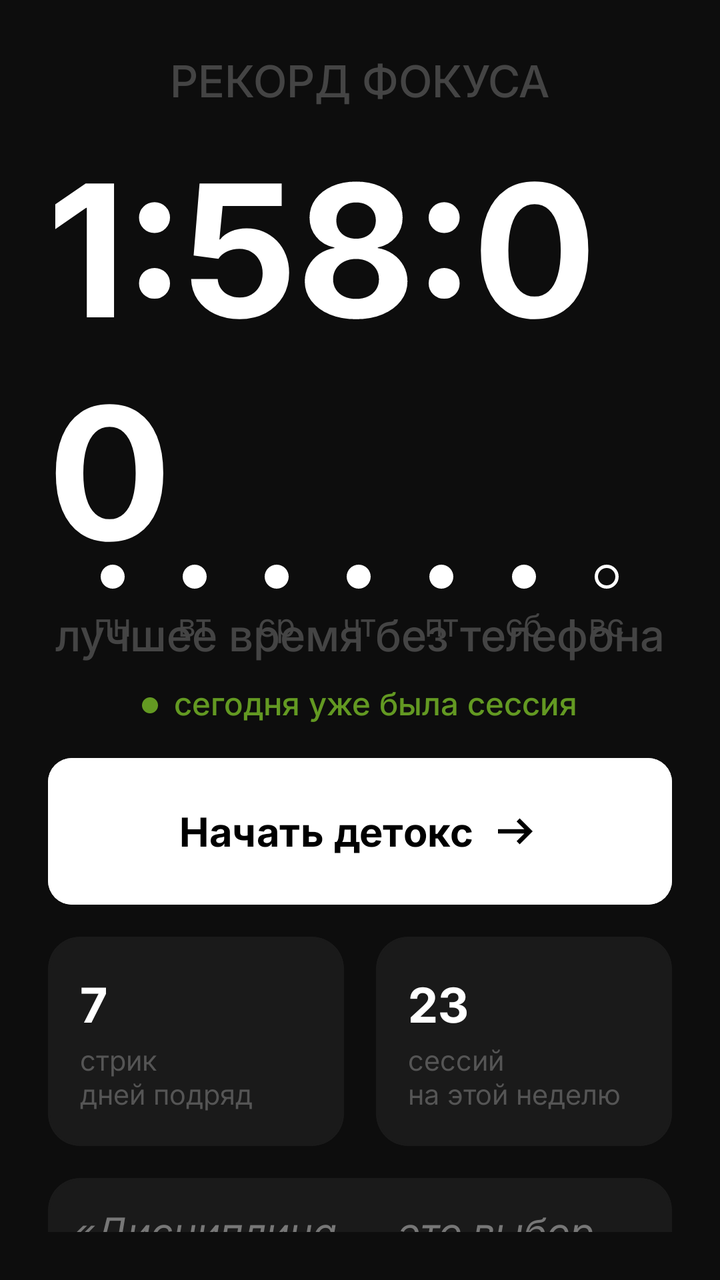
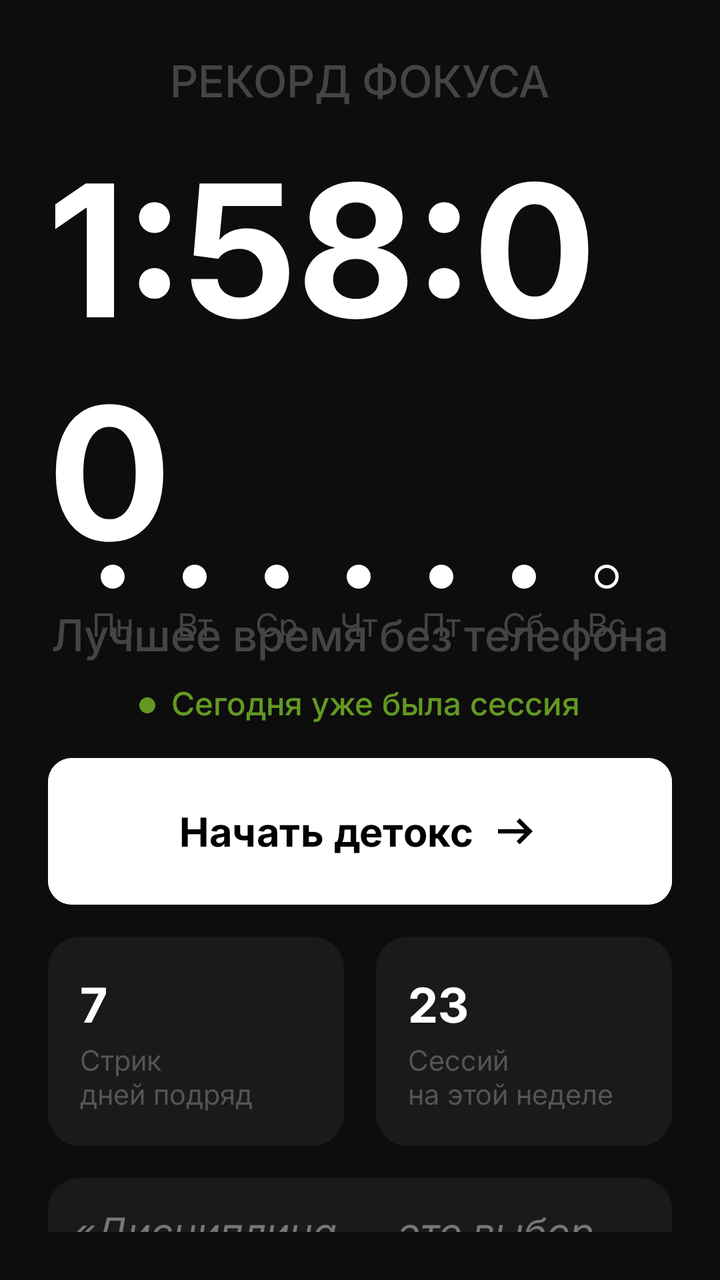

Compare the two renders of this Android layout. The source of the first and the diff that turns it into the second are given below.
<!-- AndroidManifest.xml: application theme Theme.BoredomFocus -->
<!-- res/layout/fragment_home.xml -->
<?xml version="1.0" encoding="utf-8"?>
<androidx.constraintlayout.widget.ConstraintLayout xmlns:android="http://schemas.android.com/apk/res/android"
    xmlns:app="http://schemas.android.com/apk/res-auto"
    xmlns:tools="http://schemas.android.com/tools"
    android:id="@+id/homeContent"
    android:layout_width="match_parent"
    android:layout_height="match_parent"
    android:background="#0D0D0D"
    android:padding="24dp"
    tools:context=".feature.home.presentation.HomeFragment">

    <TextView
        android:id="@+id/tvStreak1"
        android:layout_width="wrap_content"
        android:layout_height="wrap_content"
        android:fontFamily="@font/inter_medium"
        android:text="рекорд фокуса"
        android:textAllCaps="true"
        android:textColor="#444444"
        android:textSize="22sp"
        app:layout_constraintBottom_toTopOf="@+id/tvStreak2"
        app:layout_constraintEnd_toEndOf="parent"
        app:layout_constraintHorizontal_bias="0.5"
        app:layout_constraintStart_toStartOf="parent"
        app:layout_constraintTop_toTopOf="parent" />

    <TextView
        android:id="@+id/tvStreak2"
        android:layout_width="wrap_content"
        android:layout_height="wrap_content"
        android:fontFamily="@font/inter_bold"
        android:text="1:58:00"
        android:textColor="@color/white"
        android:textSize="92sp"
        app:layout_constraintBottom_toTopOf="@+id/tvStreak3"
        app:layout_constraintEnd_toEndOf="parent"
        app:layout_constraintHorizontal_bias="0.5"
        app:layout_constraintStart_toStartOf="parent"
        app:layout_constraintTop_toBottomOf="@+id/tvStreak1" />

    <TextView
        android:id="@+id/tvStreak3"
        android:layout_width="wrap_content"
        android:layout_height="wrap_content"
        android:fontFamily="@font/inter_medium"
        android:paddingBottom="12dp"
        android:text="лучшее время без телефона"
        android:textColor="#444444"
        android:textSize="22sp"
        app:layout_constraintEnd_toEndOf="parent"
        app:layout_constraintHorizontal_bias="0.5"
        app:layout_constraintStart_toStartOf="parent"
        app:layout_constraintTop_toBottomOf="@+id/tvStreak2" />

    <LinearLayout
        android:id="@+id/cardWeek"
        android:layout_width="match_parent"
        android:layout_height="wrap_content"
        android:orientation="horizontal"
        android:padding="12dp"
        app:layout_constraintBottom_toTopOf="@+id/line1"
        app:layout_constraintEnd_toEndOf="parent"
        app:layout_constraintHorizontal_bias="0.5"
        app:layout_constraintStart_toStartOf="parent"
        app:layout_constraintTop_toBottomOf="@+id/tvStreak3">

        <LinearLayout
            android:layout_width="0dp"
            android:layout_height="wrap_content"
            android:layout_weight="1"
            android:gravity="center"
            android:orientation="vertical">

            <View
                android:id="@+id/viewMonday"
                android:layout_width="12dp"
                android:layout_height="12dp"
                android:background="@drawable/circle_filled" />

            <TextView
                android:layout_width="wrap_content"
                android:layout_height="wrap_content"
                android:layout_marginTop="6dp"
                android:fontFamily="@font/inter_regular"
                android:text="пн"
                android:textColor="#444444"
                android:textSize="16sp" />

        </LinearLayout>

        <LinearLayout
            android:layout_width="0dp"
            android:layout_height="wrap_content"
            android:layout_weight="1"
            android:gravity="center"
            android:orientation="vertical">

            <View
                android:id="@+id/viewTuesday"
                android:layout_width="12dp"
                android:layout_height="12dp"
                android:background="@drawable/circle_filled" />

            <TextView
                android:layout_width="wrap_content"
                android:layout_height="wrap_content"
                android:layout_marginTop="6dp"
                android:fontFamily="@font/inter_regular"
                android:text="вт"
                android:textColor="#444444"
                android:textSize="16sp" />

        </LinearLayout>

        <LinearLayout
            android:layout_width="0dp"
            android:layout_height="wrap_content"
            android:layout_weight="1"
            android:gravity="center"
            android:orientation="vertical">

            <View
                android:id="@+id/viewWednesday"
                android:layout_width="12dp"
                android:layout_height="12dp"
                android:background="@drawable/circle_filled" />

            <TextView
                android:layout_width="wrap_content"
                android:layout_height="wrap_content"
                android:layout_marginTop="6dp"
                android:fontFamily="@font/inter_regular"
                android:text="ср"
                android:textColor="#444444"
                android:textSize="16sp" />

        </LinearLayout>

        <LinearLayout
            android:layout_width="0dp"
            android:layout_height="wrap_content"
            android:layout_weight="1"
            android:gravity="center"
            android:orientation="vertical">

            <View
                android:id="@+id/viewThursday"
                android:layout_width="12dp"
                android:layout_height="12dp"
                android:background="@drawable/circle_filled" />

            <TextView
                android:layout_width="wrap_content"
                android:layout_height="wrap_content"
                android:layout_marginTop="6dp"
                android:fontFamily="@font/inter_regular"
                android:text="чт"
                android:textColor="#444444"
                android:textSize="16sp" />

        </LinearLayout>

        <LinearLayout
            android:layout_width="0dp"
            android:layout_height="wrap_content"
            android:layout_weight="1"
            android:gravity="center"
            android:orientation="vertical">

            <View
                android:id="@+id/viewFriday"
                android:layout_width="12dp"
                android:layout_height="12dp"
                android:background="@drawable/circle_filled" />

            <TextView
                android:layout_width="wrap_content"
                android:layout_height="wrap_content"
                android:layout_marginTop="6dp"
                android:fontFamily="@font/inter_regular"
                android:text="пт"
                android:textColor="#444444"
                android:textSize="16sp" />

        </LinearLayout>

        <LinearLayout
            android:layout_width="0dp"
            android:layout_height="wrap_content"
            android:layout_weight="1"
            android:gravity="center"
            android:orientation="vertical">

            <View
                android:id="@+id/viewSaturday"
                android:layout_width="12dp"
                android:layout_height="12dp"
                android:background="@drawable/circle_filled" />

            <TextView
                android:layout_width="wrap_content"
                android:layout_height="wrap_content"
                android:layout_marginTop="6dp"
                android:fontFamily="@font/inter_regular"
                android:text="сб"
                android:textColor="#444444"
                android:textSize="16sp" />

        </LinearLayout>

        <LinearLayout
            android:layout_width="0dp"
            android:layout_height="wrap_content"
            android:layout_weight="1"
            android:gravity="center"
            android:orientation="vertical">

            <View
                android:id="@+id/viewSunday"
                android:layout_width="12dp"
                android:layout_height="12dp"
                android:background="@drawable/circle_empty" />

            <TextView
                android:layout_width="wrap_content"
                android:layout_height="wrap_content"
                android:layout_marginTop="6dp"
                android:fontFamily="@font/inter_regular"
                android:text="вс"
                android:textColor="#444444"
                android:textSize="16sp" />

        </LinearLayout>

    </LinearLayout>

    <androidx.constraintlayout.widget.Guideline
        android:id="@+id/line1"
        android:layout_width="match_parent"
        android:layout_height="match_parent"
        android:orientation="horizontal"
        app:layout_constraintGuide_percent="0.40" />

    <View
        android:id="@+id/viewStreakCounted"
        android:layout_width="8dp"
        android:layout_height="8dp"
        android:layout_marginTop="3dp"
        android:background="@drawable/circle_filled_green"
        app:layout_constraintBottom_toBottomOf="@+id/tvStreakCounted"
        app:layout_constraintEnd_toStartOf="@+id/tvStreakCounted"
        app:layout_constraintHorizontal_bias="0.5"
        app:layout_constraintHorizontal_chainStyle="packed"
        app:layout_constraintStart_toStartOf="parent"
        app:layout_constraintTop_toTopOf="@+id/tvStreakCounted" />

    <TextView
        android:id="@+id/tvStreakCounted"
        android:layout_width="wrap_content"
        android:layout_height="wrap_content"
        android:layout_marginStart="8dp"
        android:layout_marginTop="4dp"
        android:fontFamily="@font/inter_medium"
        android:text="сегодня уже была сессия"
        android:textColor="#639922"
        android:textSize="16sp"
        app:layout_constraintEnd_toEndOf="parent"
        app:layout_constraintHorizontal_bias="0.5"
        app:layout_constraintStart_toEndOf="@+id/viewStreakCounted"
        app:layout_constraintTop_toBottomOf="@+id/cardWeek" />

    <com.google.android.material.button.MaterialButton
        android:id="@+id/btnStartDetox"
        android:layout_width="match_parent"
        android:layout_height="wrap_content"
        android:backgroundTint="@color/white"
        android:fontFamily="@font/inter_bold"
        android:padding="22dp"
        android:text="Начать детокс"
        android:textColor="@color/black"
        android:textSize="20sp"
        android:layout_marginTop="12dp"
        app:cornerRadius="12dp"
        app:icon="@drawable/ic_arrow_right"
        app:iconGravity="textEnd"
        app:iconTint="@color/black"
        app:iconSize="26dp"
        app:layout_constraintBottom_toTopOf="@+id/cardRecord"
        app:layout_constraintEnd_toEndOf="parent"
        app:layout_constraintHorizontal_bias="0.5"
        app:layout_constraintStart_toStartOf="parent"
        app:layout_constraintTop_toBottomOf="@+id/tvStreakCounted" />

    <com.google.android.material.card.MaterialCardView
        android:id="@+id/cardRecord"
        android:layout_width="0dp"
        android:layout_height="wrap_content"
        android:layout_marginRight="8dp"
        android:layout_marginTop="12dp"
        app:cardBackgroundColor="#1A1A1A"
        app:cardCornerRadius="16dp"
        app:layout_constraintEnd_toStartOf="@+id/cardSession"
        app:layout_constraintHorizontal_bias="0.5"
        app:layout_constraintHorizontal_weight="1"
        app:layout_constraintStart_toStartOf="parent"
        app:layout_constraintTop_toBottomOf="@+id/btnStartDetox"
        app:strokeColor="#1A1A1A">

        <LinearLayout
            android:id="@+id/llRecord"
            android:layout_width="match_parent"
            android:layout_height="match_parent"
            android:orientation="vertical"
            android:padding="16dp">

            <TextView
                android:id="@+id/tvStreakCount"
                android:layout_width="wrap_content"
                android:layout_height="wrap_content"
                android:fontFamily="@font/inter_bold"
                android:text="7"
                android:textColor="@color/white"
                android:textSize="24sp" />

            <TextView
                android:layout_width="wrap_content"
                android:layout_height="wrap_content"
                android:fontFamily="@font/inter_regular"
                android:text="стрик\nдней подряд"
                android:textColor="#555555"
                android:textSize="14sp" />
        </LinearLayout>

    </com.google.android.material.card.MaterialCardView>

    <com.google.android.material.card.MaterialCardView
        android:id="@+id/cardSession"
        android:layout_width="0dp"
        android:layout_height="wrap_content"
        android:layout_marginLeft="8dp"
        app:cardBackgroundColor="#1A1A1A"
        app:cardCornerRadius="16dp"
        android:layout_marginTop="12dp"
        app:layout_constraintEnd_toEndOf="parent"
        app:layout_constraintHorizontal_bias="0.5"
        app:layout_constraintHorizontal_weight="1"
        app:layout_constraintStart_toEndOf="@+id/cardRecord"
        app:layout_constraintTop_toBottomOf="@+id/btnStartDetox"
        app:strokeColor="#1A1A1A">

        <LinearLayout
            android:id="@+id/llSession"
            android:layout_width="match_parent"
            android:layout_height="match_parent"
            android:orientation="vertical"
            android:padding="16dp">

            <TextView
                android:id="@+id/tvSessionCount"
                android:layout_width="wrap_content"
                android:layout_height="wrap_content"
                android:fontFamily="@font/inter_bold"
                android:text="23"
                android:textColor="@color/white"
                android:textSize="24sp" />

            <TextView
                android:layout_width="wrap_content"
                android:layout_height="wrap_content"
                android:fontFamily="@font/inter_regular"
                android:text="сессий\nна этой неделю"
                android:textColor="#555555"
                android:textSize="14sp" />
        </LinearLayout>

    </com.google.android.material.card.MaterialCardView>

    <com.google.android.material.card.MaterialCardView
        android:id="@+id/cardQuote"
        android:layout_width="match_parent"
        android:layout_height="wrap_content"
        app:cardBackgroundColor="#1A1A1A"
        app:cardCornerRadius="16dp"
        android:layout_marginTop="16dp"
        app:layout_constraintEnd_toEndOf="parent"
        app:layout_constraintHorizontal_bias="0.5"
        app:layout_constraintStart_toStartOf="parent"
        app:layout_constraintTop_toBottomOf="@+id/cardSession"
        app:strokeColor="#1A1A1A">

        <LinearLayout
            android:id="@+id/llQuote"
            android:layout_width="match_parent"
            android:layout_height="match_parent"
            android:orientation="vertical"
            android:padding="12dp">

            <TextView
                android:layout_width="wrap_content"
                android:layout_height="wrap_content"
                android:fontFamily="@font/inter_italic"
                android:text="\«Дисциплина — это выбор между тем, чего хочешь сейчас, и тем, чего хочешь больше всего\»"
                android:textColor="#777777"
                android:textSize="20sp" />

            <TextView
                android:layout_width="wrap_content"
                android:layout_height="wrap_content"
                android:fontFamily="@font/inter_regular"
                android:text="— Авраам Линкольн"
                android:textColor="#555555"
                android:textSize="14sp" />
        </LinearLayout>

    </com.google.android.material.card.MaterialCardView>

    <androidx.constraintlayout.widget.Guideline
        android:id="@+id/line3"
        android:layout_width="match_parent"
        android:layout_height="match_parent"
        android:orientation="horizontal"
        app:layout_constraintGuide_percent="0.90" />

</androidx.constraintlayout.widget.ConstraintLayout>
<!-- resources referenced by this layout -->
<resources>
  <color name="black">#FF000000</color>
  <color name="white">#FFFFFFFF</color>
  <!-- drawable circle_empty (drawable) -->
  <?xml version="1.0" encoding="utf-8"?>
  <shape xmlns:android="http://schemas.android.com/apk/res/android" android:shape="oval">
      <stroke android:width="1.5dp" android:color="#FFFFFF"/>
      <size android:height="16dp" android:width="16dp"/>
  </shape>
  <!-- drawable circle_filled (drawable) -->
  <?xml version="1.0" encoding="utf-8"?>
  <shape xmlns:android="http://schemas.android.com/apk/res/android"
      android:shape="oval">
      <solid android:color="#FFFFFF"/>
      <size android:height="12dp" android:width="12dp"/>
  </shape>
  <!-- drawable circle_filled_green (drawable) -->
  <?xml version="1.0" encoding="utf-8"?>
  <shape xmlns:android="http://schemas.android.com/apk/res/android" android:shape="oval">
      <solid android:color="#639922"/>
      <size android:height="12dp" android:width="12dp"/>
  </shape>
  <!-- drawable ic_arrow_right (drawable) -->
  <vector xmlns:android="http://schemas.android.com/apk/res/android" android:autoMirrored="true" android:height="24dp" android:tint="#000000" android:viewportHeight="960" android:viewportWidth="960" android:width="24dp">
        
      <path android:fillColor="@android:color/white" android:pathData="M560,720L504,662L646,520L160,520L160,440L646,440L504,298L560,240L800,480L560,720Z"/>
      
  </vector>
  <style name="Theme.BoredomFocus" parent="Base.Theme.BoredomFocus" />
  <style name="Base.Theme.BoredomFocus" parent="Theme.Material3.DayNight.NoActionBar">
  
          <item name="android:windowBackground">#0D0D0D</item>
  
          <item name="android:statusBarColor">#0D0D0D</item>
          <item name="android:navigationBarColor">#0D0D0D</item>
  
          <item name="android:windowLightStatusBar">false</item>
          <item name="android:windowLightNavigationBar" tools:targetApi="o_mr1">false</item>
  
          <item name="android:windowDrawsSystemBarBackgrounds">true</item>
          <item name="android:enforceNavigationBarContrast" tools:targetApi="q">false</item>
  
      </style>
</resources>

<!-- the commit's change to res/layout/fragment_home.xml (unified diff, before → after) -->
@@ -14,7 +14,7 @@
         android:layout_width="wrap_content"
         android:layout_height="wrap_content"
         android:fontFamily="@font/inter_medium"
-        android:text="рекорд фокуса"
+        android:text="@string/home_focus_record"
         android:textAllCaps="true"
         android:textColor="#444444"
         android:textSize="22sp"
@@ -44,7 +44,7 @@
         android:layout_height="wrap_content"
         android:fontFamily="@font/inter_medium"
         android:paddingBottom="12dp"
-        android:text="лучшее время без телефона"
+        android:text="@string/home_best_time_without_phone"
         android:textColor="#444444"
         android:textSize="22sp"
         app:layout_constraintEnd_toEndOf="parent"
@@ -82,7 +82,7 @@
                 android:layout_height="wrap_content"
                 android:layout_marginTop="6dp"
                 android:fontFamily="@font/inter_regular"
-                android:text="пн"
+                android:text="@string/day_mon"
                 android:textColor="#444444"
                 android:textSize="16sp" />
 
@@ -106,7 +106,7 @@
                 android:layout_height="wrap_content"
                 android:layout_marginTop="6dp"
                 android:fontFamily="@font/inter_regular"
-                android:text="вт"
+                android:text="@string/day_tue"
                 android:textColor="#444444"
                 android:textSize="16sp" />
 
@@ -130,7 +130,7 @@
                 android:layout_height="wrap_content"
                 android:layout_marginTop="6dp"
                 android:fontFamily="@font/inter_regular"
-                android:text="ср"
+                android:text="@string/day_wed"
                 android:textColor="#444444"
                 android:textSize="16sp" />
 
@@ -154,7 +154,7 @@
                 android:layout_height="wrap_content"
                 android:layout_marginTop="6dp"
                 android:fontFamily="@font/inter_regular"
-                android:text="чт"
+                android:text="@string/day_thu"
                 android:textColor="#444444"
                 android:textSize="16sp" />
 
@@ -178,7 +178,7 @@
                 android:layout_height="wrap_content"
                 android:layout_marginTop="6dp"
                 android:fontFamily="@font/inter_regular"
-                android:text="пт"
+                android:text="@string/day_fri"
                 android:textColor="#444444"
                 android:textSize="16sp" />
 
@@ -202,7 +202,7 @@
                 android:layout_height="wrap_content"
                 android:layout_marginTop="6dp"
                 android:fontFamily="@font/inter_regular"
-                android:text="сб"
+                android:text="@string/day_sat"
                 android:textColor="#444444"
                 android:textSize="16sp" />
 
@@ -226,7 +226,7 @@
                 android:layout_height="wrap_content"
                 android:layout_marginTop="6dp"
                 android:fontFamily="@font/inter_regular"
-                android:text="вс"
+                android:text="@string/day_sun"
                 android:textColor="#444444"
                 android:textSize="16sp" />
 
@@ -261,7 +261,7 @@
         android:layout_marginStart="8dp"
         android:layout_marginTop="4dp"
         android:fontFamily="@font/inter_medium"
-        android:text="сегодня уже была сессия"
+        android:text="@string/home_session_today"
         android:textColor="#639922"
         android:textSize="16sp"
         app:layout_constraintEnd_toEndOf="parent"
@@ -276,7 +276,7 @@
         android:backgroundTint="@color/white"
         android:fontFamily="@font/inter_bold"
         android:padding="22dp"
-        android:text="Начать детокс"
+        android:text="@string/home_start_detox"
         android:textColor="@color/black"
         android:textSize="20sp"
         android:layout_marginTop="12dp"
@@ -326,7 +326,7 @@
                 android:layout_width="wrap_content"
                 android:layout_height="wrap_content"
                 android:fontFamily="@font/inter_regular"
-                android:text="стрик\nдней подряд"
+                android:text="@string/home_streak_days"
                 android:textColor="#555555"
                 android:textSize="14sp" />
         </LinearLayout>
@@ -368,7 +368,7 @@
                 android:layout_width="wrap_content"
                 android:layout_height="wrap_content"
                 android:fontFamily="@font/inter_regular"
-                android:text="сессий\nна этой неделю"
+                android:text="@string/home_sessions_this_week"
                 android:textColor="#555555"
                 android:textSize="14sp" />
         </LinearLayout>
@@ -399,7 +399,7 @@
                 android:layout_width="wrap_content"
                 android:layout_height="wrap_content"
                 android:fontFamily="@font/inter_italic"
-                android:text="\«Дисциплина — это выбор между тем, чего хочешь сейчас, и тем, чего хочешь больше всего\»"
+                android:text="@string/quote_text"
                 android:textColor="#777777"
                 android:textSize="20sp" />
 
@@ -407,7 +407,7 @@
                 android:layout_width="wrap_content"
                 android:layout_height="wrap_content"
                 android:fontFamily="@font/inter_regular"
-                android:text="— Авраам Линкольн"
+                android:text="@string/quote_author"
                 android:textColor="#555555"
                 android:textSize="14sp" />
         </LinearLayout>
<!-- resource entries referenced after the edit -->
@@ -27,6 +27,21 @@
       <path android:fillColor="@android:color/white" android:pathData="M560,720L504,662L646,520L160,520L160,440L646,440L504,298L560,240L800,480L560,720Z"/>
       
   </vector>
+  <string name="day_fri">Пт</string>
+  <string name="day_mon">Пн</string>
+  <string name="day_sat">Сб</string>
+  <string name="day_sun">Вс</string>
+  <string name="day_thu">Чт</string>
+  <string name="day_tue">Вт</string>
+  <string name="day_wed">Ср</string>
+  <string name="home_best_time_without_phone">Лучшее время без телефона</string>
+  <string name="home_focus_record">Рекорд фокуса</string>
+  <string name="home_session_today">Сегодня уже была сессия</string>
+  <string name="home_sessions_this_week">Сессий\nна этой неделе</string>
+  <string name="home_start_detox">Начать детокс</string>
+  <string name="home_streak_days">Стрик\nдней подряд</string>
+  <string name="quote_author">— Авраам Линкольн</string>
+  <string name="quote_text">«Дисциплина — это выбор между тем, чего хочешь сейчас, и тем, чего хочешь больше всего»</string>
   <style name="Theme.BoredomFocus" parent="Base.Theme.BoredomFocus" />
   <style name="Base.Theme.BoredomFocus" parent="Theme.Material3.DayNight.NoActionBar">
   
